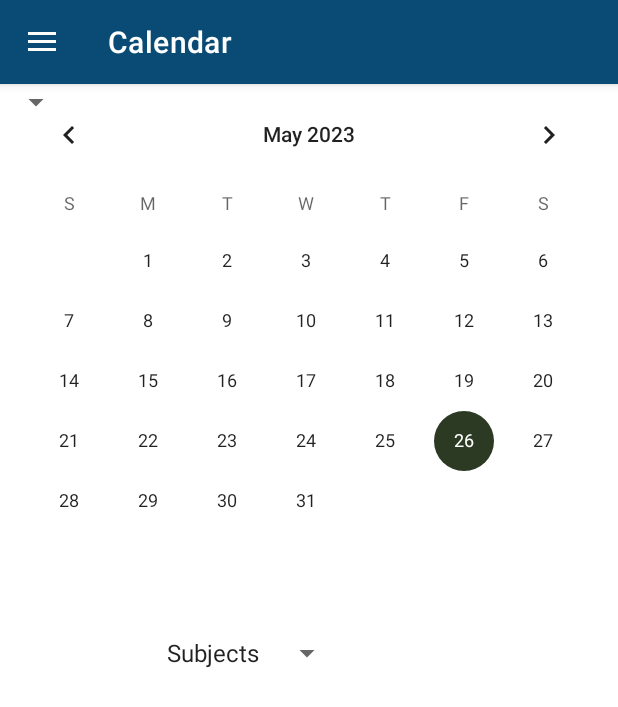
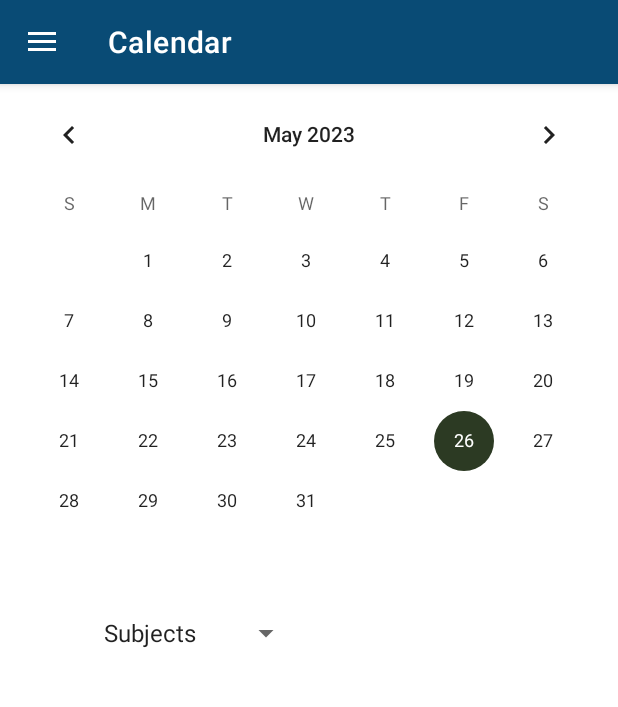
Before and after one commit to viktordenac/RAZVOJ-PROGRAMSKIH-SISTEMOV, an Android app: the screen it shows after launch (MainActivity), in the side drawer, after a tap on "Calendar", on a phone screen of 412 x 824 dp. Shown: the top 707 px of the screen. Run offline under Robolectric (Android 15) with nearby library versions, the phone set to English and light mode, and no system bars.

Commit message:
- Filled array.xml with subjects - Set the subject to the date display

```diff
--- a/app/src/main/java/com/example/razvojprogramskihsistemov/MainActivity.kt
+++ b/app/src/main/java/com/example/razvojprogramskihsistemov/MainActivity.kt
@@ -1,6 +1,6 @@
 package com.example.razvojprogramskihsistemov
 
-import com.example.razvojprogramskihsistemov.ui.calendar.CalendarFragment
+import CalendarFragment
 import android.os.Bundle
 import android.view.MenuItem
 import android.widget.Toast
--- a/app/src/main/java/com/example/razvojprogramskihsistemov/ui/calendar/CalendarFragment.kt
+++ b/app/src/main/java/com/example/razvojprogramskihsistemov/ui/calendar/CalendarFragment.kt
@@ -1,23 +1,28 @@
-package com.example.razvojprogramskihsistemov.ui.calendar
-
 import android.os.Bundle
 import android.view.LayoutInflater
 import android.view.View
 import android.view.ViewGroup
 import android.widget.ArrayAdapter
 import android.widget.CalendarView
-import android.widget.RelativeLayout
 import android.widget.Spinner
+import android.widget.TextView
+import android.widget.Toast
 import androidx.fragment.app.Fragment
+import androidx.recyclerview.widget.LinearLayoutManager
+import androidx.recyclerview.widget.RecyclerView
 import com.example.razvojprogramskihsistemov.R
-import com.example.razvojprogramskihsistemov.ui.user.SubjectProvider
-import com.example.razvojprogramskihsistemov.ui.user.UserFragment
+import com.example.razvojprogramskihsistemov.ui.calendar.SubjectProvider
+import java.util.*
 
 class CalendarFragment : Fragment() {
 
     private lateinit var calendarView: CalendarView
     private lateinit var subjectDropdown: Spinner
     private lateinit var subjectAdapter: ArrayAdapter<String>
+    private lateinit var assignedSubjectText: TextView
+    private lateinit var selectedSubjectsRecyclerView: RecyclerView
+    private lateinit var selectedSubjectsAdapter: SelectedSubjectsAdapter
+    private val selectedSubjects = mutableListOf<Subject>()
 
     override fun onCreateView(
         inflater: LayoutInflater,
@@ -28,29 +33,79 @@ class CalendarFragment : Fragment() {
 
         // Initialize the CalendarView
         calendarView = rootView.findViewById(R.id.calendarView)
+        assignedSubjectText = rootView.findViewById(R.id.assignedSubjectText)
 
-        // Retrieve the list of subjects from the UserFragment
-        val subjectProvider = activity as? SubjectProvider
-        val subjects = subjectProvider?.getSubjects() ?: emptyList<String>()
+        // Retrieve the list of subjects from the resources file
+        val subjects = resources.getStringArray(R.array.array_of_subjects)
 
         // Initialize the subject dropdown
-        subjectDropdown = Spinner(requireContext())
+        subjectDropdown = rootView.findViewById(R.id.subjectDropdown)
         subjectAdapter = ArrayAdapter(requireContext(), android.R.layout.simple_spinner_item, subjects)
         subjectAdapter.setDropDownViewResource(android.R.layout.simple_spinner_dropdown_item)
         subjectDropdown.adapter = subjectAdapter
 
-        // Add the subjectDropdown to the RelativeLayout
-        val relativeLayout = rootView.findViewById<RelativeLayout>(R.id.calendarRelativeLayout)
-        relativeLayout.addView(subjectDropdown)
+        // Set up the RecyclerView for selected subjects
+        selectedSubjectsRecyclerView = rootView.findViewById(R.id.selectedSubjectsRecyclerView)
+        selectedSubjectsAdapter = SelectedSubjectsAdapter(selectedSubjects)
+        selectedSubjectsRecyclerView.layoutManager = LinearLayoutManager(requireContext())
+        selectedSubjectsRecyclerView.adapter = selectedSubjectsAdapter
 
         // Set an event listener to handle date selection
         calendarView.setOnDateChangeListener { _, year, month, dayOfMonth ->
             // Handle the selected date and subject
             val selectedDate = "$dayOfMonth/${month + 1}/$year"
             val selectedSubject = subjectDropdown.selectedItem?.toString()
-            // TODO: Perform your desired action with the selected date and subject
+
+            if (selectedSubject != null && selectedSubject != "Subjects") {
+                val subject = Subject(selectedDate, selectedSubject)
+
+                if (isDuplicateSubject(subject)) {
+                    // Show a notification that the subject already exists for the selected date
+                    Toast.makeText(requireContext(), "Subject already set for this date", Toast.LENGTH_SHORT).show()
+                } else {
+                    selectedSubjects.add(subject)
+                    selectedSubjectsAdapter.notifyItemInserted(selectedSubjects.size - 1)
+                }
+            }
         }
 
         return rootView
     }
+
+    private fun isDuplicateSubject(subject: Subject): Boolean {
+        // Check if the subject already exists in the selectedSubjects list
+        for (existingSubject in selectedSubjects) {
+            if (existingSubject.date == subject.date && existingSubject.name == subject.name) {
+                return true
+            }
+        }
+        return false
+    }
 }
+
+data class Subject(val date: String, val name: String)
+
+class SelectedSubjectsAdapter(private val subjects: List<Subject>) :
+    RecyclerView.Adapter<SelectedSubjectsAdapter.SubjectViewHolder>() {
+
+    class SubjectViewHolder(itemView: View) : RecyclerView.ViewHolder(itemView) {
+        val dateTextView: TextView = itemView.findViewById(R.id.dateTextView)
+        val nameTextView: TextView = itemView.findViewById(R.id.nameTextView)
+    }
+
+    override fun onCreateViewHolder(parent: ViewGroup, viewType: Int): SubjectViewHolder {
+        val itemView = LayoutInflater.from(parent.context)
+            .inflate(R.layout.item_subject, parent, false)
+        return SubjectViewHolder(itemView)
+    }
+
+    override fun onBindViewHolder(holder: SubjectViewHolder, position: Int) {
+        val subject = subjects[position]
+        holder.dateTextView.text = subject.date
+        holder.nameTextView.text = subject.name
+    }
+
+    override fun getItemCount(): Int {
+        return subjects.size
+    }
+}
--- a/app/src/main/java/com/example/razvojprogramskihsistemov/ui/user/SubjectProvider.kt
+++ b/app/src/main/java/com/example/razvojprogramskihsistemov/ui/calendar/SubjectProvider.kt
@@ -1,4 +1,4 @@
-package com.example.razvojprogramskihsistemov.ui.user
+package com.example.razvojprogramskihsistemov.ui.calendar
 
 interface SubjectProvider {
     fun getSubjects(): List<String>
--- a/app/src/main/java/com/example/razvojprogramskihsistemov/ui/user/UserFragment.kt
+++ b/app/src/main/java/com/example/razvojprogramskihsistemov/ui/user/UserFragment.kt
@@ -140,7 +140,7 @@ class UserFragment : Fragment() {
         }
 
         inner class SubjectViewHolder(itemView: View) : RecyclerView.ViewHolder(itemView) {
-            private val subjectTextView: TextView = itemView.findViewById(R.id.text_subject)
+            private val subjectTextView: TextView = itemView.findViewById(R.id.nameTextView)
 
             fun bind(subject: String) {
                 subjectTextView.text = subject
--- a/app/src/main/res/layout/fragment_calendar.xml
+++ b/app/src/main/res/layout/fragment_calendar.xml
@@ -1,4 +1,3 @@
-<?xml version="1.0" encoding="utf-8"?>
 <RelativeLayout xmlns:android="http://schemas.android.com/apk/res/android"
     android:id="@+id/calendarRelativeLayout"
     android:layout_width="match_parent"
@@ -11,12 +10,36 @@
 
     <Spinner
         android:id="@+id/subjectDropdown"
-        android:layout_width="wrap_content"
-        android:layout_height="wrap_content"
+        android:layout_width="140dp"
+        android:layout_height="52dp"
+        android:layout_alignParentStart="true"
         android:layout_alignParentTop="true"
-        android:layout_alignParentEnd="true"
-        android:layout_marginTop="367dp"
-        android:layout_marginEnd="183dp"
+        android:layout_marginStart="61dp"
+        android:layout_marginTop="340dp"
         android:entries="@array/array_of_subjects" />
 
+    <TextView
+        android:id="@+id/assignedSubjectText"
+        android:textStyle="bold"
+        android:layout_width="match_parent"
+        android:layout_height="321dp"
+        android:visibility="gone"
+        android:layout_below="@id/subjectDropdown"
+        android:layout_alignParentStart="true"
+        android:layout_alignParentEnd="true"
+        android:layout_alignParentBottom="true"
+        android:layout_marginStart="0dp"
+        android:layout_marginTop="15dp"
+        android:layout_marginEnd="0dp"
+        android:layout_marginBottom="6dp" />
+
+    <androidx.recyclerview.widget.RecyclerView
+        android:id="@+id/selectedSubjectsRecyclerView"
+        android:layout_width="match_parent"
+        android:layout_height="wrap_content"
+        android:layout_below="@id/subjectDropdown"
+        android:layout_marginTop="16dp"
+        android:layout_marginStart="16dp"
+        android:layout_marginEnd="16dp" />
+
 </RelativeLayout>
--- a/app/src/main/res/layout/fragment_user.xml
+++ b/app/src/main/res/layout/fragment_user.xml
@@ -107,7 +107,7 @@
     <Button
         android:id="@+id/btn_add_subject"
         android:layout_width="wrap_content"
-        android:layout_height="0dp"
+        android:layout_height="wrap_content"
         android:background="@drawable/button_style"
         android:text="@string/add"
         app:layout_constraintEnd_toEndOf="@+id/edit_subject"
@@ -138,7 +138,7 @@
     <Button
         android:id="@+id/btn_change_user"
         android:layout_width="wrap_content"
-        android:layout_height="0dp"
+        android:layout_height="wrap_content"
         android:text="@string/change"
         app:layout_constraintEnd_toEndOf="@+id/edit_email"
         app:layout_constraintTop_toBottomOf="@+id/edit_email" />
--- a/app/src/main/res/values/array.xml
+++ b/app/src/main/res/values/array.xml
@@ -2,6 +2,16 @@
 <resources>
     <string-array name="array_of_subjects">
         <item>Subjects</item>
+        <item>Math</item>
+        <item>English</item>
+        <item>Physics</item>
+        <item>Biology</item>
+        <item>Chemistry</item>
+        <item>History</item>
+        <item>Music</item>
+        <item>PE</item>
+        <item>German</item>
+        <item>Computer science</item>
         <!-- Add more subjects as needed -->
     </string-array>
 </resources>
```
Also changed, not shown: app/src/main/res/layout/item_subject.xml (+10 -3 lines).
